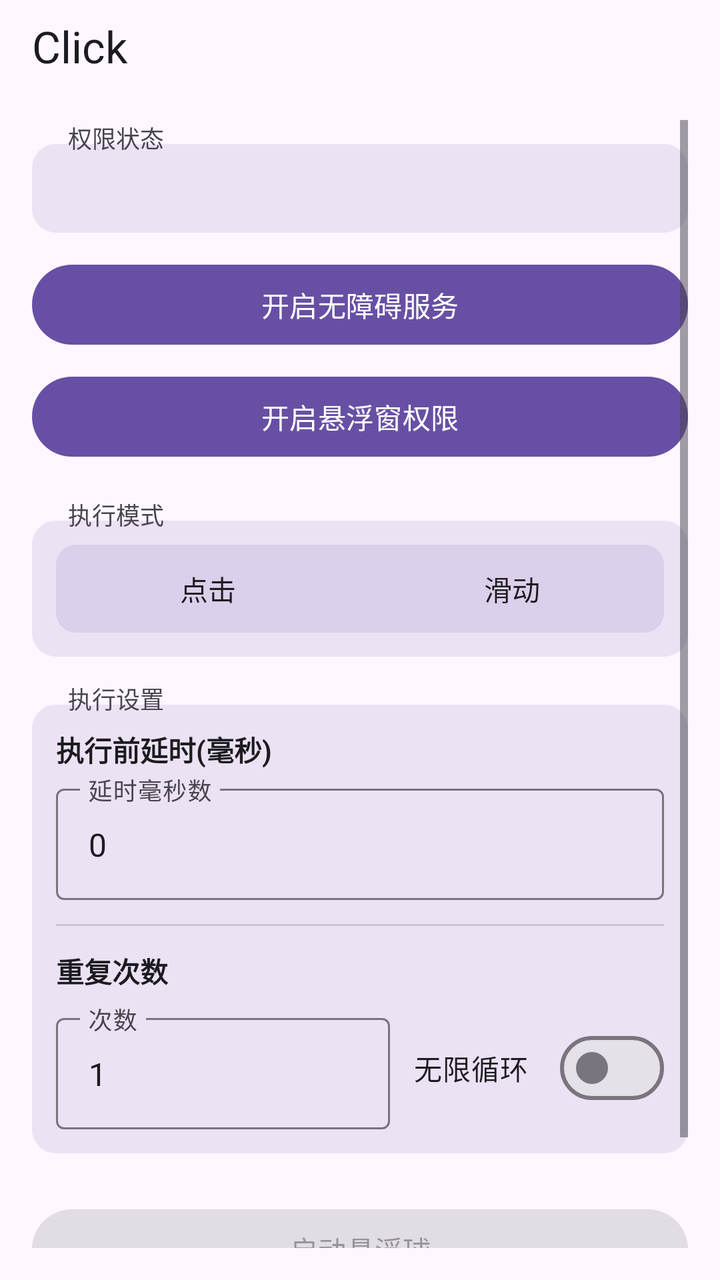
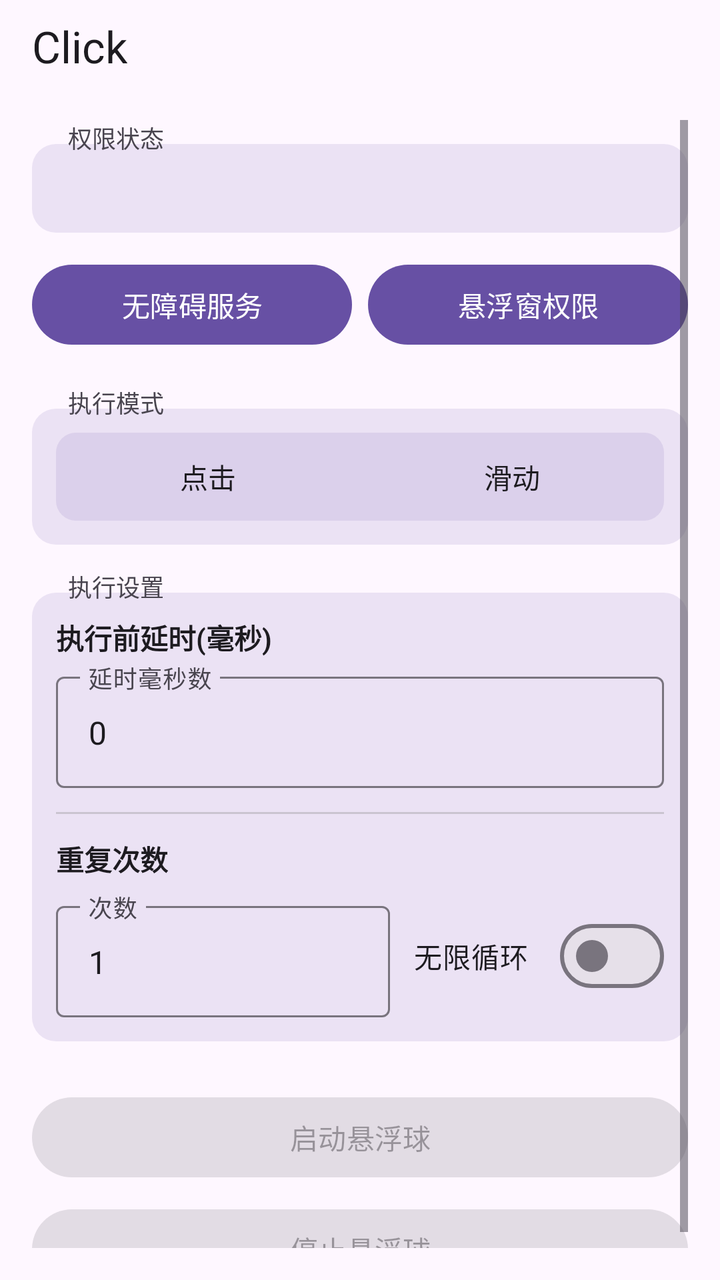

An Android layout rendered at two revisions. The XML below is the earlier revision; the diff shows what the commit changed to produce the second picture.
<!-- AndroidManifest.xml: activity theme Theme.Click -->
<!-- res/layout/activity_main.xml -->
<?xml version="1.0" encoding="utf-8"?>
<LinearLayout xmlns:android="http://schemas.android.com/apk/res/android"
    xmlns:app="http://schemas.android.com/apk/res-auto"
    android:layout_width="match_parent"
    android:layout_height="match_parent"
    android:orientation="vertical">

    <com.google.android.material.appbar.MaterialToolbar
        android:id="@+id/toolbar"
        android:layout_width="match_parent"
        android:layout_height="44dp"
        android:minHeight="44dp"
        android:paddingTop="2dp"
        android:background="?attr/colorSurface"
        app:title="Click"
        app:titleTextColor="?attr/colorOnSurface" />

    <ScrollView
        android:layout_width="match_parent"
        android:layout_height="0dp"
        android:layout_weight="1"
        android:padding="16dp">

        <LinearLayout
            android:layout_width="match_parent"
            android:layout_height="wrap_content"
            android:orientation="vertical">

            
            <TextView
                android:layout_width="wrap_content"
                android:layout_height="wrap_content"
                android:text="权限状态"
                android:textSize="12sp"
                android:textColor="?attr/colorOnSurfaceVariant"
                android:background="@android:color/transparent"
                android:paddingHorizontal="6dp"
                android:layout_marginStart="12dp"
                android:layout_marginBottom="-6dp"
                android:elevation="2dp" />

            
            <LinearLayout
                android:layout_width="match_parent"
                android:layout_height="wrap_content"
                android:orientation="vertical"
                android:background="@drawable/section_border"
                android:padding="12dp">

                <TextView
                    android:id="@+id/statusText"
                    android:layout_width="match_parent"
                    android:layout_height="wrap_content"
                    android:gravity="start"
                    android:textSize="15sp"
                    android:textStyle="bold"
                    android:textColor="?attr/colorOnSurface" />
            </LinearLayout>

            <Button
                android:id="@+id/btnEnableService"
                android:layout_width="match_parent"
                android:layout_height="wrap_content"
                android:layout_marginTop="12dp"
                android:text="开启无障碍服务" />

            <Button
                android:id="@+id/btnEnableOverlay"
                android:layout_width="match_parent"
                android:layout_height="wrap_content"
                android:layout_marginTop="8dp"
                android:text="开启悬浮窗权限" />

            
            <TextView
                android:layout_width="wrap_content"
                android:layout_height="wrap_content"
                android:layout_marginTop="16dp"
                android:text="执行模式"
                android:textSize="12sp"
                android:textColor="?attr/colorOnSurfaceVariant"
                android:background="@android:color/transparent"
                android:paddingHorizontal="6dp"
                android:layout_marginStart="12dp"
                android:layout_marginBottom="-6dp"
                android:elevation="2dp" />

            
            <LinearLayout
                android:layout_width="match_parent"
                android:layout_height="wrap_content"
                android:orientation="vertical"
                android:background="@drawable/section_border"
                android:padding="12dp">

                
                <FrameLayout
                    android:layout_width="match_parent"
                    android:layout_height="44dp"
                    android:background="@drawable/segment_bg">

                    
                    <View
                        android:id="@+id/modeIndicator"
                        android:layout_width="0dp"
                        android:layout_height="36dp"
                        android:layout_gravity="center_vertical"
                        android:layout_marginStart="4dp"
                        android:background="@drawable/segment_selected" />

                    <LinearLayout
                        android:layout_width="match_parent"
                        android:layout_height="match_parent"
                        android:orientation="horizontal">

                        <TextView
                            android:id="@+id/radioClick"
                            android:layout_width="0dp"
                            android:layout_height="match_parent"
                            android:layout_weight="1"
                            android:gravity="center"
                            android:text="点击"
                            android:textSize="14sp"
                            android:textColor="@color/segment_text_selector"
                            android:clickable="true"
                            android:focusable="true" />

                        <TextView
                            android:id="@+id/radioSwipe"
                            android:layout_width="0dp"
                            android:layout_height="match_parent"
                            android:layout_weight="1"
                            android:gravity="center"
                            android:text="滑动"
                            android:textSize="14sp"
                            android:textColor="@color/segment_text_selector"
                            android:clickable="true"
                            android:focusable="true" />
                    </LinearLayout>
                </FrameLayout>

                <LinearLayout
                    android:id="@+id/swipeParams"
                    android:layout_width="match_parent"
                    android:layout_height="wrap_content"
                    android:orientation="vertical"
                    android:visibility="gone"
                    android:layout_marginTop="12dp">

                    <View
                        android:layout_width="match_parent"
                        android:layout_height="1dp"
                        android:background="?attr/colorOutlineVariant" />

                    <TextView
                        android:layout_width="wrap_content"
                        android:layout_height="wrap_content"
                        android:layout_marginTop="12dp"
                        android:text="滑动方式"
                        android:textSize="13sp"
                        android:textStyle="bold"
                        android:textColor="?attr/colorOnSurface" />

                    
                    <FrameLayout
                        android:layout_width="match_parent"
                        android:layout_height="44dp"
                        android:layout_marginTop="8dp"
                        android:background="@drawable/segment_bg">

                        <View
                            android:id="@+id/swipeMethodIndicator"
                            android:layout_width="0dp"
                            android:layout_height="36dp"
                            android:layout_gravity="center_vertical"
                            android:layout_marginStart="4dp"
                            android:background="@drawable/segment_selected" />

                        <LinearLayout
                            android:layout_width="match_parent"
                            android:layout_height="match_parent"
                            android:orientation="horizontal">

                            <TextView
                                android:id="@+id/radioSwipeManual"
                                android:layout_width="0dp"
                                android:layout_height="match_parent"
                                android:layout_weight="1"
                                android:gravity="center"
                                android:text="手动参数"
                                android:textSize="14sp"
                                android:textColor="@color/segment_text_selector"
                                android:clickable="true"
                                android:focusable="true" />

                            <TextView
                                android:id="@+id/radioSwipeGesture"
                                android:layout_width="0dp"
                                android:layout_height="match_parent"
                                android:layout_weight="1"
                                android:gravity="center"
                                android:text="手势录制"
                                android:textSize="14sp"
                                android:textColor="@color/segment_text_selector"
                                android:clickable="true"
                                android:focusable="true" />
                        </LinearLayout>
                    </FrameLayout>

                    <LinearLayout
                        android:id="@+id/manualSwipeParams"
                        android:layout_width="match_parent"
                        android:layout_height="wrap_content"
                        android:orientation="vertical"
                        android:layout_marginTop="12dp">

                        <TextView
                            android:layout_width="wrap_content"
                            android:layout_height="wrap_content"
                            android:text="起点"
                            android:textSize="13sp"
                            android:textColor="?attr/colorPrimary" />

                        <LinearLayout
                            android:layout_width="match_parent"
                            android:layout_height="wrap_content"
                            android:layout_marginTop="4dp"
                            android:orientation="horizontal">

                            <com.google.android.material.textfield.TextInputLayout
                                android:layout_width="0dp"
                                android:layout_height="wrap_content"
                                android:layout_weight="1"
                                android:layout_marginEnd="4dp"
                                android:hint="起点 X (横向坐标)"
                                style="@style/Widget.Material3.TextInputLayout.OutlinedBox">

                                <com.google.android.material.textfield.TextInputEditText
                                    android:id="@+id/inputSwipeX1"
                                    android:layout_width="match_parent"
                                    android:layout_height="wrap_content"
                                    android:inputType="numberDecimal" />
                            </com.google.android.material.textfield.TextInputLayout>

                            <com.google.android.material.textfield.TextInputLayout
                                android:layout_width="0dp"
                                android:layout_height="wrap_content"
                                android:layout_weight="1"
                                android:layout_marginStart="4dp"
                                android:hint="起点 Y (纵向坐标)"
                                style="@style/Widget.Material3.TextInputLayout.OutlinedBox">

                                <com.google.android.material.textfield.TextInputEditText
                                    android:id="@+id/inputSwipeY1"
                                    android:layout_width="match_parent"
                                    android:layout_height="wrap_content"
                                    android:inputType="numberDecimal" />
                            </com.google.android.material.textfield.TextInputLayout>
                        </LinearLayout>

                        <TextView
                            android:layout_width="wrap_content"
                            android:layout_height="wrap_content"
                            android:layout_marginTop="8dp"
                            android:text="终点"
                            android:textSize="13sp"
                            android:textColor="?attr/colorPrimary" />

                        <LinearLayout
                            android:layout_width="match_parent"
                            android:layout_height="wrap_content"
                            android:layout_marginTop="4dp"
                            android:orientation="horizontal">

                            <com.google.android.material.textfield.TextInputLayout
                                android:layout_width="0dp"
                                android:layout_height="wrap_content"
                                android:layout_weight="1"
                                android:layout_marginEnd="4dp"
                                android:hint="终点 X (横向坐标)"
                                style="@style/Widget.Material3.TextInputLayout.OutlinedBox">

                                <com.google.android.material.textfield.TextInputEditText
                                    android:id="@+id/inputSwipeX2"
                                    android:layout_width="match_parent"
                                    android:layout_height="wrap_content"
                                    android:inputType="numberDecimal" />
                            </com.google.android.material.textfield.TextInputLayout>

                            <com.google.android.material.textfield.TextInputLayout
                                android:layout_width="0dp"
                                android:layout_height="wrap_content"
                                android:layout_weight="1"
                                android:layout_marginStart="4dp"
                                android:hint="终点 Y (纵向坐标)"
                                style="@style/Widget.Material3.TextInputLayout.OutlinedBox">

                                <com.google.android.material.textfield.TextInputEditText
                                    android:id="@+id/inputSwipeY2"
                                    android:layout_width="match_parent"
                                    android:layout_height="wrap_content"
                                    android:inputType="numberDecimal" />
                            </com.google.android.material.textfield.TextInputLayout>
                        </LinearLayout>

                        <TextView
                            android:layout_width="wrap_content"
                            android:layout_height="wrap_content"
                            android:layout_marginTop="8dp"
                            android:text="时长"
                            android:textSize="13sp"
                            android:textColor="?attr/colorPrimary" />

                        <com.google.android.material.textfield.TextInputLayout
                            android:layout_width="match_parent"
                            android:layout_height="wrap_content"
                            android:layout_marginTop="4dp"
                            android:hint="滑动耗时(毫秒)"
                            style="@style/Widget.Material3.TextInputLayout.OutlinedBox">

                            <com.google.android.material.textfield.TextInputEditText
                                android:id="@+id/inputSwipeDuration"
                                android:layout_width="match_parent"
                                android:layout_height="wrap_content"
                                android:inputType="number" />
                        </com.google.android.material.textfield.TextInputLayout>
                    </LinearLayout>

                    <LinearLayout
                        android:id="@+id/gestureSwipeSection"
                        android:layout_width="match_parent"
                        android:layout_height="wrap_content"
                        android:orientation="vertical"
                        android:visibility="gone"
                        android:layout_marginTop="12dp">

                        <TextView
                            android:id="@+id/lblRecordedStatus"
                            android:layout_width="wrap_content"
                            android:layout_height="wrap_content"
                            android:text=""
                            android:textSize="13sp"
                            android:textColor="?attr/colorPrimary" />

                        <Button
                            android:id="@+id/btnRecordGesture"
                            android:layout_width="match_parent"
                            android:layout_height="wrap_content"
                            android:layout_marginTop="8dp"
                            android:text="录制手势 (在屏幕上滑动)" />
                    </LinearLayout>
                </LinearLayout>
            </LinearLayout>

            
            <TextView
                android:layout_width="wrap_content"
                android:layout_height="wrap_content"
                android:layout_marginTop="12dp"
                android:text="执行设置"
                android:textSize="12sp"
                android:textColor="?attr/colorOnSurfaceVariant"
                android:background="@android:color/transparent"
                android:paddingHorizontal="6dp"
                android:layout_marginStart="12dp"
                android:layout_marginBottom="-6dp"
                android:elevation="2dp" />

            
            <LinearLayout
                android:layout_width="match_parent"
                android:layout_height="wrap_content"
                android:orientation="vertical"
                android:background="@drawable/section_border"
                android:padding="12dp">

                <TextView
                    android:layout_width="wrap_content"
                    android:layout_height="wrap_content"
                    android:text="执行前延时(毫秒)"
                    android:textSize="14sp"
                    android:textStyle="bold"
                    android:textColor="?attr/colorOnSurface" />

                <com.google.android.material.textfield.TextInputLayout
                    android:layout_width="match_parent"
                    android:layout_height="wrap_content"
                    android:layout_marginTop="4dp"
                    android:hint="延时毫秒数"
                    style="@style/Widget.Material3.TextInputLayout.OutlinedBox">

                    <com.google.android.material.textfield.TextInputEditText
                        android:id="@+id/inputDelay"
                        android:layout_width="match_parent"
                        android:layout_height="wrap_content"
                        android:inputType="number"
                        android:text="0" />
                </com.google.android.material.textfield.TextInputLayout>

                <View
                    android:layout_width="match_parent"
                    android:layout_height="1dp"
                    android:layout_marginTop="12dp"
                    android:background="?attr/colorOutlineVariant" />

                <TextView
                    android:layout_width="wrap_content"
                    android:layout_height="wrap_content"
                    android:layout_marginTop="12dp"
                    android:text="重复次数"
                    android:textSize="14sp"
                    android:textStyle="bold"
                    android:textColor="?attr/colorOnSurface" />

                <LinearLayout
                    android:layout_width="match_parent"
                    android:layout_height="wrap_content"
                    android:layout_marginTop="8dp"
                    android:orientation="horizontal"
                    android:gravity="center_vertical">

                    <com.google.android.material.textfield.TextInputLayout
                        android:layout_width="0dp"
                        android:layout_height="wrap_content"
                        android:layout_weight="1"
                        android:hint="次数"
                        style="@style/Widget.Material3.TextInputLayout.OutlinedBox">

                        <com.google.android.material.textfield.TextInputEditText
                            android:id="@+id/inputRepeat"
                            android:layout_width="match_parent"
                            android:layout_height="wrap_content"
                            android:inputType="number"
                            android:text="1" />
                    </com.google.android.material.textfield.TextInputLayout>

                    <com.google.android.material.materialswitch.MaterialSwitch
                        android:id="@+id/checkInfinite"
                        android:layout_width="wrap_content"
                        android:layout_height="wrap_content"
                        android:layout_marginStart="12dp"
                        android:text="无限循环" />
                </LinearLayout>
            </LinearLayout>

            <FrameLayout
                android:layout_width="match_parent"
                android:layout_height="wrap_content"
                android:layout_marginTop="24dp">

                <Button
                    android:id="@+id/btnStartFloating"
                    android:layout_width="match_parent"
                    android:layout_height="wrap_content"
                    android:text="启动悬浮球"
                    android:enabled="false" />

                <View
                    android:id="@+id/btnStartOverlay"
                    android:layout_width="match_parent"
                    android:layout_height="match_parent"
                    android:background="@android:color/transparent"
                    android:clickable="true"
                    android:visibility="gone" />
            </FrameLayout>

            <Button
                android:id="@+id/btnStopFloating"
                android:layout_width="match_parent"
                android:layout_height="wrap_content"
                android:layout_marginTop="8dp"
                android:text="停止悬浮球"
                android:enabled="false" />

        </LinearLayout>
    </ScrollView>
</LinearLayout>
<!-- resources referenced by this layout -->
<resources>
  <!-- drawable section_border (drawable) -->
  <?xml version="1.0" encoding="utf-8"?>
  <shape xmlns:android="http://schemas.android.com/apk/res/android"
      android:shape="rectangle">
      <solid android:color="@color/section_background" />
      <corners android:radius="12dp" />
  </shape>
  <!-- drawable segment_bg (drawable) -->
  <?xml version="1.0" encoding="utf-8"?>
  <shape xmlns:android="http://schemas.android.com/apk/res/android"
      android:shape="rectangle">
      <solid android:color="#206750A4" />
      <corners android:radius="10dp" />
  </shape>
  <!-- drawable segment_selected (drawable) -->
  <?xml version="1.0" encoding="utf-8"?>
  <shape xmlns:android="http://schemas.android.com/apk/res/android"
      android:shape="rectangle">
      <solid android:color="@color/md_theme_primary" />
      <corners android:radius="8dp" />
  </shape>
  <style name="Theme.Click" parent="Theme.Material3.DayNight.NoActionBar">
          <item name="colorPrimary">@color/md_theme_primary</item>
          <item name="colorOnPrimary">@color/md_theme_onPrimary</item>
          <item name="colorPrimaryContainer">@color/md_theme_primaryContainer</item>
          <item name="colorOnPrimaryContainer">@color/md_theme_onPrimaryContainer</item>
          <item name="colorSecondary">@color/md_theme_secondary</item>
          <item name="colorOnSecondary">@color/md_theme_onSecondary</item>
          <item name="colorSecondaryContainer">@color/md_theme_secondaryContainer</item>
          <item name="colorOnSecondaryContainer">@color/md_theme_onSecondaryContainer</item>
          <item name="android:colorBackground">@color/md_theme_background</item>
          <item name="colorOnBackground">@color/md_theme_onBackground</item>
          <item name="colorSurface">@color/md_theme_surface</item>
          <item name="colorOnSurface">@color/md_theme_onSurface</item>
          <item name="colorSurfaceVariant">@color/md_theme_surfaceVariant</item>
          <item name="colorOnSurfaceVariant">@color/md_theme_onSurfaceVariant</item>
          <item name="colorOutline">@color/md_theme_outline</item>
          <item name="colorOutlineVariant">@color/md_theme_outlineVariant</item>
          <item name="android:statusBarColor">@color/md_theme_surface</item>
          <item name="android:navigationBarColor">@color/md_theme_surface</item>
          <item name="android:windowLightStatusBar">true</item>
          <item name="android:windowBackground">@color/md_theme_background</item>
          
          <item name="android:windowSplashScreenBackground">@color/md_theme_background</item>
          <item name="android:windowSplashScreenAnimatedIcon">@drawable/splash_icon</item>
      </style>
  <color name="section_background">#206750A4</color>
  <color name="md_theme_primary">#6750A4</color>
  <color name="md_theme_onPrimary">#FFFFFF</color>
  <color name="md_theme_primaryContainer">#EADDFF</color>
  <color name="md_theme_onPrimaryContainer">#21005D</color>
  <color name="md_theme_secondary">#625B71</color>
  <color name="md_theme_onSecondary">#FFFFFF</color>
  <color name="md_theme_secondaryContainer">#E8DEF8</color>
  <color name="md_theme_onSecondaryContainer">#1D192B</color>
  <color name="md_theme_background">#FEF7FF</color>
  <color name="md_theme_onBackground">#1D1B20</color>
  <color name="md_theme_surface">#FEF7FF</color>
  <color name="md_theme_onSurface">#1D1B20</color>
  <color name="md_theme_surfaceVariant">#E7E0EC</color>
  <color name="md_theme_onSurfaceVariant">#49454F</color>
  <color name="md_theme_outline">#79747E</color>
  <color name="md_theme_outlineVariant">#CAC4D0</color>
  <!-- drawable splash_icon: png bitmap (drawable, 131094 bytes) -->
</resources>

<!-- the commit's change to res/layout/activity_main.xml (unified diff, before → after) -->
@@ -57,19 +57,28 @@
                     android:textColor="?attr/colorOnSurface" />
             </LinearLayout>
 
-            <Button
-                android:id="@+id/btnEnableService"
+            <LinearLayout
                 android:layout_width="match_parent"
                 android:layout_height="wrap_content"
                 android:layout_marginTop="12dp"
-                android:text="开启无障碍服务" />
-
-            <Button
-                android:id="@+id/btnEnableOverlay"
-                android:layout_width="match_parent"
-                android:layout_height="wrap_content"
-                android:layout_marginTop="8dp"
-                android:text="开启悬浮窗权限" />
+                android:orientation="horizontal">
+
+                <Button
+                    android:id="@+id/btnEnableService"
+                    android:layout_width="0dp"
+                    android:layout_height="wrap_content"
+                    android:layout_weight="1"
+                    android:layout_marginEnd="4dp"
+                    android:text="无障碍服务" />
+
+                <Button
+                    android:id="@+id/btnEnableOverlay"
+                    android:layout_width="0dp"
+                    android:layout_height="wrap_content"
+                    android:layout_weight="1"
+                    android:layout_marginStart="4dp"
+                    android:text="悬浮窗权限" />
+            </LinearLayout>
 
             
             <TextView
